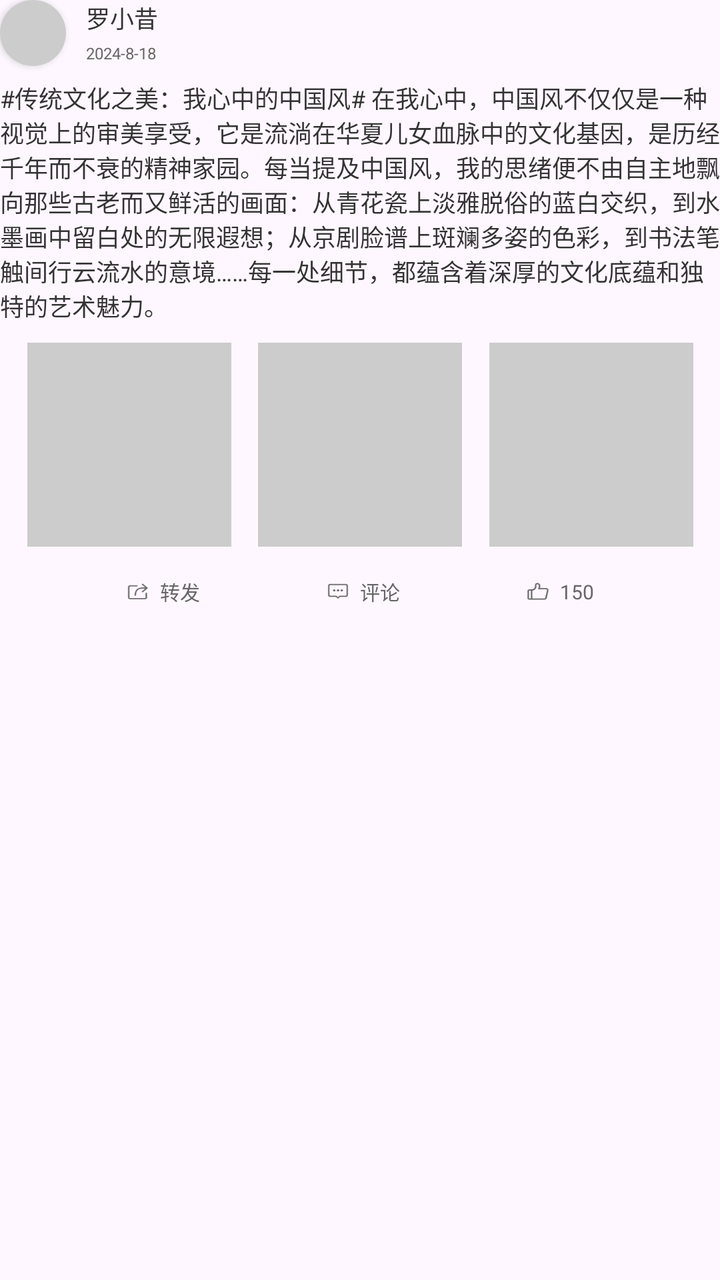
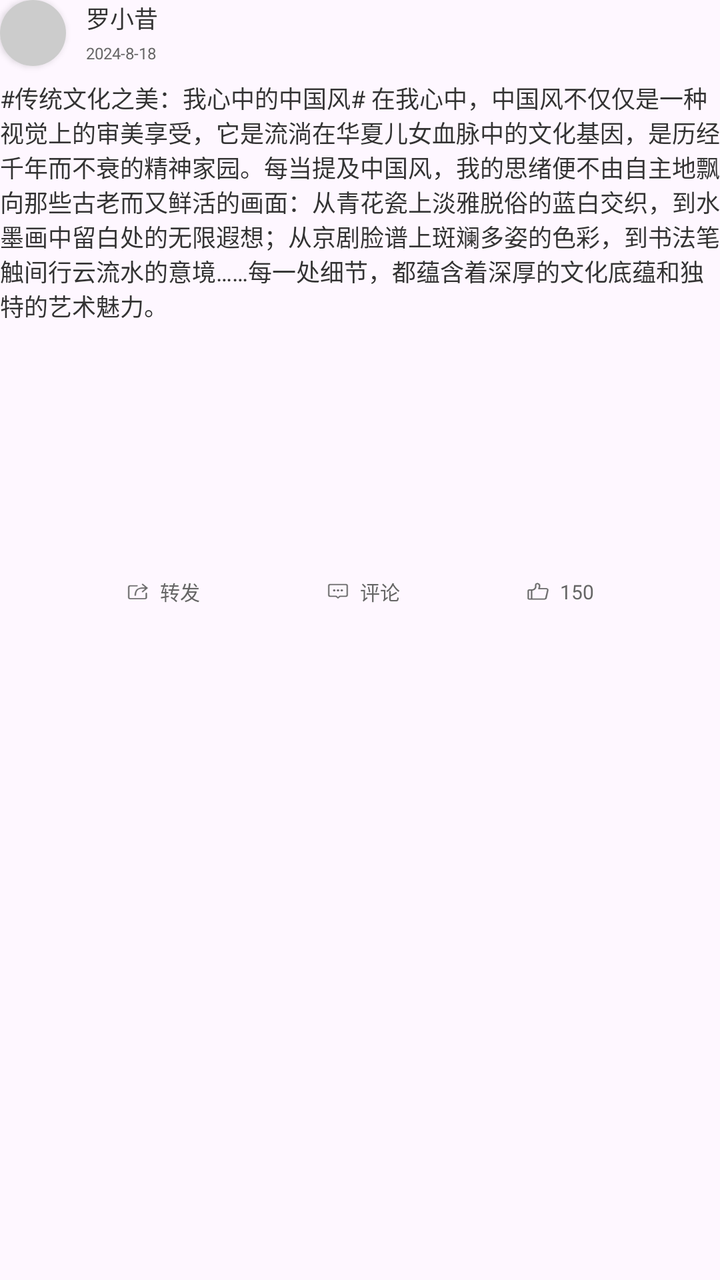

Before-and-after screenshots of an Android layout around one commit, followed by the original layout XML and the change that was made.
<!-- AndroidManifest.xml: application theme Theme.AIDraw -->
<!-- res/layout/list_item_select_topic.xml -->
<?xml version="1.0" encoding="utf-8"?>

<androidx.constraintlayout.widget.ConstraintLayout xmlns:android="http://schemas.android.com/apk/res/android"
    xmlns:app="http://schemas.android.com/apk/res-auto"
    xmlns:tools="http://schemas.android.com/tools"
    android:layout_marginTop="5dp"
    android:layout_marginBottom="5dp"
    android:layout_marginLeft="10dp"
    android:layout_marginRight="10dp"
    android:layout_width="match_parent"
    android:layout_height="wrap_content">

    <androidx.cardview.widget.CardView
        android:id="@+id/imageView"
        android:layout_width="33dp"
        android:layout_height="33dp"
        app:cardCornerRadius="360dp"
        app:layout_constraintTop_toTopOf="parent"
        app:layout_constraintStart_toStartOf="parent">

        <ImageView
            android:layout_width="match_parent"
            android:layout_height="match_parent"
            android:background="#FFCCCCCC"/>
    </androidx.cardview.widget.CardView>

    <TextView
        android:layout_width="wrap_content"
        android:layout_height="wrap_content"
        android:textColor="#FF333333"
        android:textSize="12sp"
        android:text="罗小昔"
        android:layout_marginLeft="10dp"
        app:layout_constraintStart_toEndOf="@+id/imageView"
        app:layout_constraintTop_toTopOf="@+id/imageView"/>

    <TextView
        android:layout_width="wrap_content"
        android:layout_height="wrap_content"
        android:textColor="#FF666666"
        android:textSize="8sp"
        android:text="2024-8-18"
        android:layout_marginLeft="10dp"
        android:layout_marginBottom="1dp"
        app:layout_constraintStart_toEndOf="@+id/imageView"
        app:layout_constraintBottom_toBottomOf="@+id/imageView"/>

    <TextView
        android:id="@+id/textView"
        android:layout_width="match_parent"
        android:layout_height="wrap_content"
        android:textColor="#FF333333"
        android:textSize="12sp"
        android:text="#传统文化之美：我心中的中国风# 在我心中，中国风不仅仅是一种视觉上的审美享受，它是流淌在华夏儿女血脉中的文化基因，是历经千年而不衰的精神家园。每当提及中国风，我的思绪便不由自主地飘向那些古老而又鲜活的画面：从青花瓷上淡雅脱俗的蓝白交织，到水墨画中留白处的无限遐想；从京剧脸谱上斑斓多姿的色彩，到书法笔触间行云流水的意境……每一处细节，都蕴含着深厚的文化底蕴和独特的艺术魅力。"
        android:layout_marginTop="7dp"
        app:layout_constraintTop_toBottomOf="@+id/imageView"
        app:layout_constraintStart_toStartOf="@+id/imageView"/>

    <ImageView
        android:id="@+id/imageView_1"
        android:layout_width="102dp"
        android:layout_height="102dp"
        android:background="#FFCCCCCC"
        android:layout_marginTop="10dp"
        app:layout_constraintEnd_toStartOf="@+id/imageView_2"
        app:layout_constraintHorizontal_bias="0.5"
        app:layout_constraintStart_toStartOf="parent"
        app:layout_constraintTop_toBottomOf="@+id/textView" />

    <ImageView
        android:id="@+id/imageView_2"
        android:layout_width="102dp"
        android:layout_height="102dp"
        android:background="#FFCCCCCC"
        app:layout_constraintEnd_toStartOf="@+id/imageView_3"
        app:layout_constraintHorizontal_bias="0.5"
        app:layout_constraintStart_toEndOf="@+id/imageView_1"
        app:layout_constraintTop_toTopOf="@+id/imageView_1"
        app:layout_constraintBottom_toBottomOf="@+id/imageView_1" />

    <ImageView
        android:id="@+id/imageView_3"
        android:layout_width="102dp"
        android:layout_height="102dp"
        android:background="#FFCCCCCC"
        app:layout_constraintEnd_toEndOf="parent"
        app:layout_constraintHorizontal_bias="0.5"
        app:layout_constraintStart_toEndOf="@id/imageView_2"
        app:layout_constraintTop_toTopOf="@+id/imageView_1"
        app:layout_constraintBottom_toBottomOf="@+id/imageView_1" />

    <LinearLayout
        android:id="@+id/linearLayout_1"
        android:layout_width="wrap_content"
        android:layout_height="wrap_content"
        android:layout_marginTop="15dp"
        app:layout_constraintTop_toBottomOf="@+id/imageView_1"
        app:layout_constraintStart_toStartOf="parent"
        app:layout_constraintHorizontal_bias="0.5"
        app:layout_constraintEnd_toStartOf="@+id/linearLayout_2"
        android:orientation="horizontal">
        
        <ImageView
            android:layout_width="12dp"
            android:layout_height="10dp"
            android:layout_gravity="center"
            android:scaleType="fitXY"
            android:src="@drawable/topic_forward"/>
        
        <TextView
            android:layout_width="wrap_content"
            android:layout_height="wrap_content"
            android:layout_gravity="center"
            android:layout_marginLeft="5dp"
            android:textColor="#FF666666"
            android:textSize="10sp"
            android:text="转发"/>
    </LinearLayout>

    <LinearLayout
        android:id="@+id/linearLayout_2"
        android:layout_width="wrap_content"
        android:layout_height="wrap_content"
        app:layout_constraintStart_toEndOf="@id/linearLayout_1"
        app:layout_constraintHorizontal_bias="0.5"
        app:layout_constraintEnd_toStartOf="@+id/linearLayout_3"
        app:layout_constraintTop_toTopOf="@id/linearLayout_1"
        app:layout_constraintBottom_toBottomOf="@+id/linearLayout_1"
        android:orientation="horizontal">

        <ImageView
            android:layout_width="12dp"
            android:layout_height="10dp"
            android:layout_gravity="center"
            android:scaleType="fitXY"
            android:src="@drawable/topic_comment"/>

        <TextView
            android:layout_width="wrap_content"
            android:layout_height="wrap_content"
            android:layout_gravity="center"
            android:layout_marginLeft="5dp"
            android:textColor="#FF666666"
            android:textSize="10sp"
            android:text="评论"/>
    </LinearLayout>

    <LinearLayout
        android:id="@+id/linearLayout_3"
        android:layout_width="wrap_content"
        android:layout_height="wrap_content"
        app:layout_constraintStart_toEndOf="@id/linearLayout_2"
        app:layout_constraintHorizontal_bias="0.5"
        app:layout_constraintEnd_toEndOf="parent"
        app:layout_constraintTop_toTopOf="@+id/linearLayout_1"
        app:layout_constraintBottom_toBottomOf="@+id/linearLayout_1"
        android:orientation="horizontal">

        <ImageView
            android:layout_width="12dp"
            android:layout_height="10dp"
            android:layout_gravity="center"
            android:scaleType="fitXY"
            android:src="@drawable/topic_thumb_grey"/>

        <TextView
            android:layout_width="wrap_content"
            android:layout_height="wrap_content"
            android:layout_gravity="center"
            android:layout_marginLeft="5dp"
            android:textColor="#FF666666"
            android:textSize="10sp"
            android:text="150"/>
    </LinearLayout>
</androidx.constraintlayout.widget.ConstraintLayout>
<!-- resources referenced by this layout -->
<resources>
  <!-- drawable topic_comment: png bitmap (drawable, 724 bytes) -->
  <!-- drawable topic_forward: png bitmap (drawable, 768 bytes) -->
  <!-- drawable topic_thumb_grey: png bitmap (drawable, 840 bytes) -->
  <style name="Theme.AIDraw" parent="Base.Theme.AIDraw" />
  <style name="Base.Theme.AIDraw" parent="Theme.Material3.DayNight.NoActionBar">
          
          
      </style>
</resources>

<!-- the commit's change to res/layout/list_item_select_topic.xml (unified diff, before → after) -->
@@ -58,36 +58,13 @@
 
     <ImageView
         android:id="@+id/imageView_1"
-        android:layout_width="102dp"
+        android:layout_width="wrap_content"
         android:layout_height="102dp"
-        android:background="#FFCCCCCC"
+        android:scaleType="fitXY"
         android:layout_marginTop="10dp"
-        app:layout_constraintEnd_toStartOf="@+id/imageView_2"
-        app:layout_constraintHorizontal_bias="0.5"
+        app:layout_constraintEnd_toEndOf="parent"
         app:layout_constraintStart_toStartOf="parent"
         app:layout_constraintTop_toBottomOf="@+id/textView" />
-
-    <ImageView
-        android:id="@+id/imageView_2"
-        android:layout_width="102dp"
-        android:layout_height="102dp"
-        android:background="#FFCCCCCC"
-        app:layout_constraintEnd_toStartOf="@+id/imageView_3"
-        app:layout_constraintHorizontal_bias="0.5"
-        app:layout_constraintStart_toEndOf="@+id/imageView_1"
-        app:layout_constraintTop_toTopOf="@+id/imageView_1"
-        app:layout_constraintBottom_toBottomOf="@+id/imageView_1" />
-
-    <ImageView
-        android:id="@+id/imageView_3"
-        android:layout_width="102dp"
-        android:layout_height="102dp"
-        android:background="#FFCCCCCC"
-        app:layout_constraintEnd_toEndOf="parent"
-        app:layout_constraintHorizontal_bias="0.5"
-        app:layout_constraintStart_toEndOf="@id/imageView_2"
-        app:layout_constraintTop_toTopOf="@+id/imageView_1"
-        app:layout_constraintBottom_toBottomOf="@+id/imageView_1" />
 
     <LinearLayout
         android:id="@+id/linearLayout_1"
